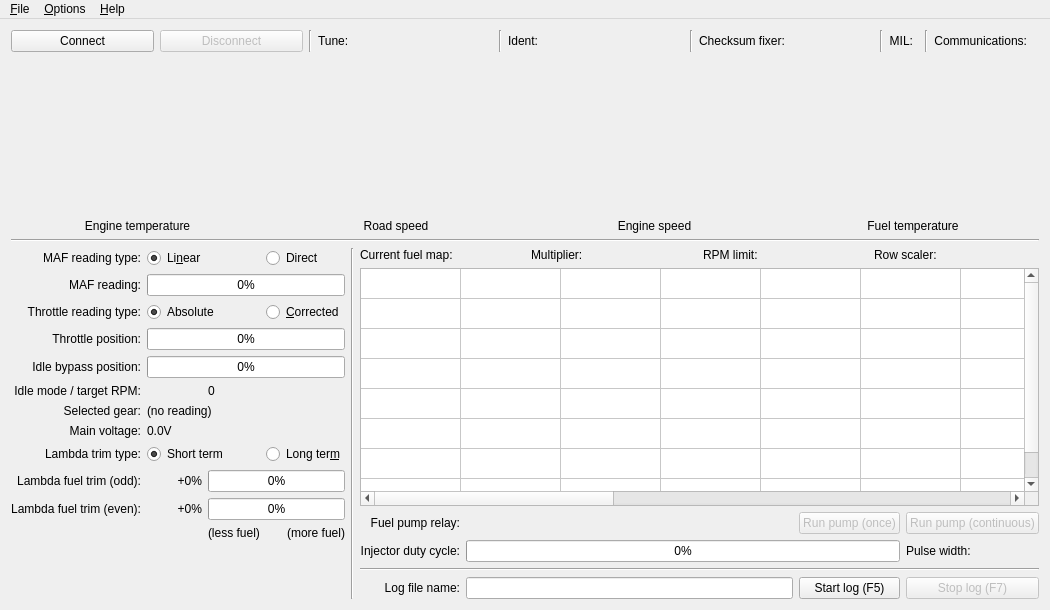
The window that mainwindow.ui (colinbourassa/rovergauge) describes before a commit, drawn with Qt 5.
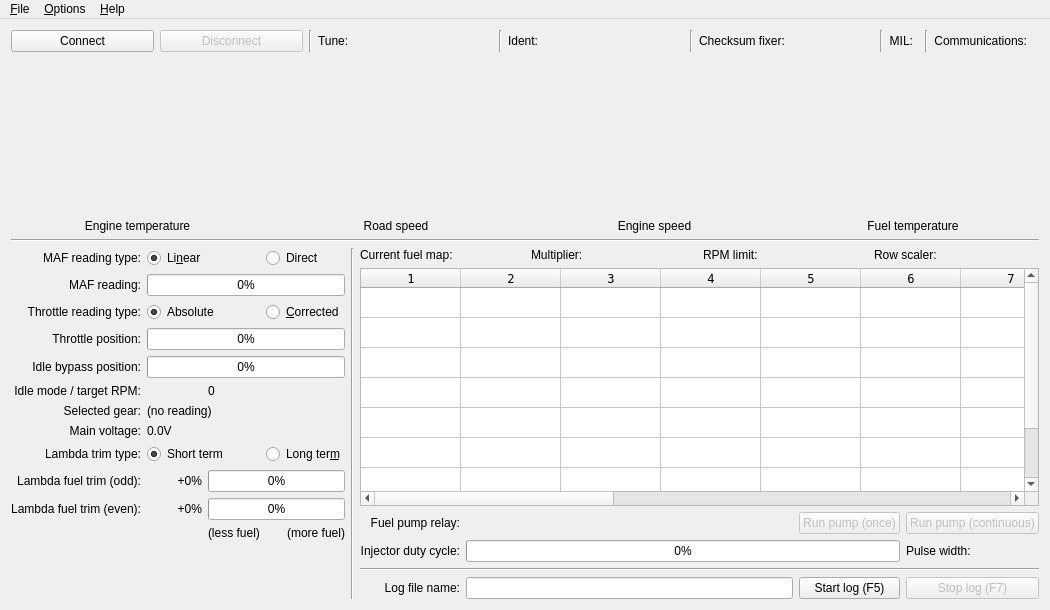
The same window after the commit. Custom widgets are drawn as their Qt base class.

Commit message: Restore missing fuel map horizontal header

```diff
--- a/mainwindow.ui
+++ b/mainwindow.ui
@@ -599,7 +599,7 @@
              <number>16</number>
             </property>
             <attribute name="horizontalHeaderVisible">
-             <bool>false</bool>
+             <bool>true</bool>
             </attribute>
             <attribute name="verticalHeaderVisible">
              <bool>false</bool>
```
